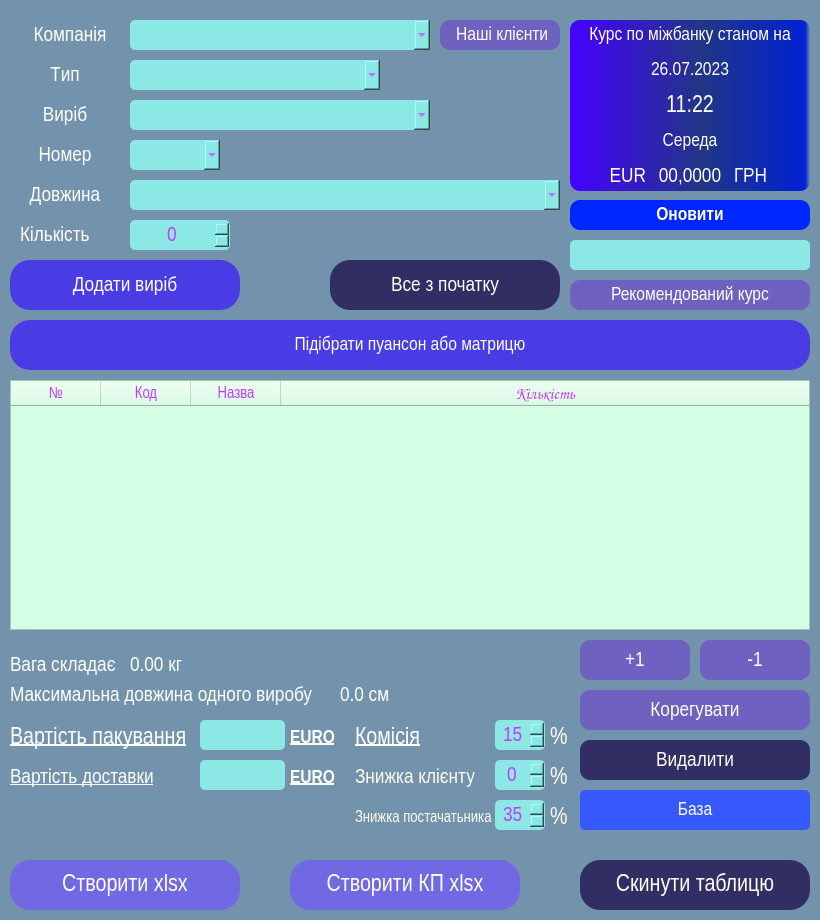
First picture: the form in BendingPriceCalc.ui, repository VitaliyBychevoy/BendingToolsPriceCalc, before the edit.
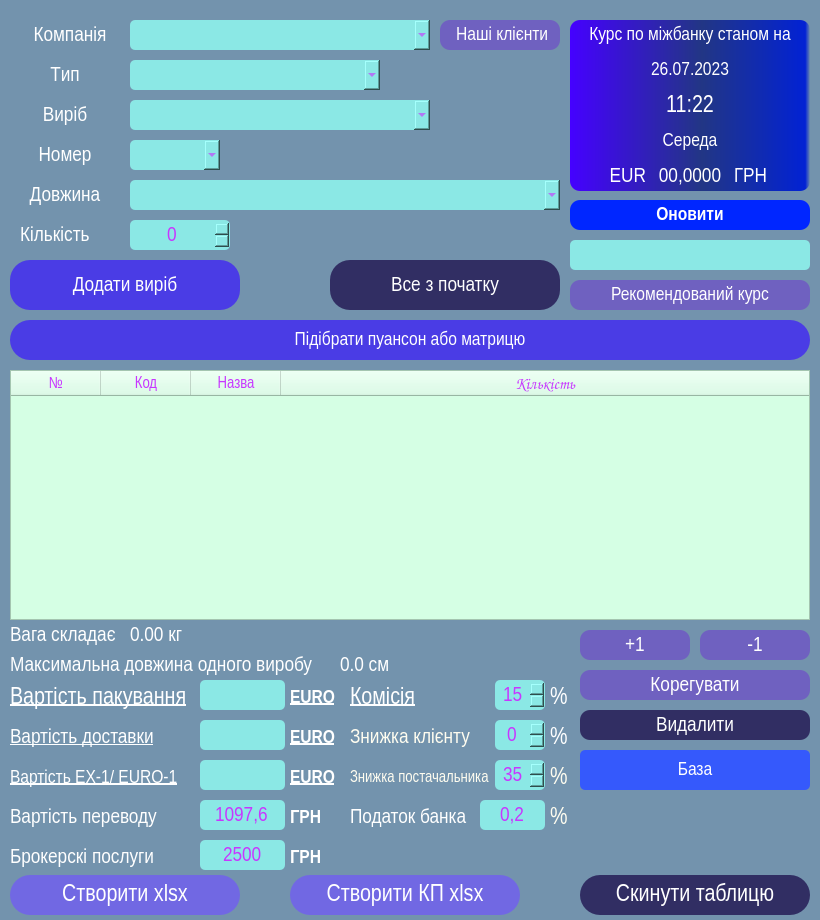
Second picture: the form after the edit.

The edit to the form file:
```diff
--- a/BendingPriceCalc.ui
+++ b/BendingPriceCalc.ui
@@ -459,7 +459,7 @@
     <property name="geometry">
      <rect>
       <x>10</x>
-      <y>380</y>
+      <y>370</y>
       <width>800</width>
       <height>250</height>
      </rect>
@@ -588,7 +588,7 @@
     <property name="geometry">
      <rect>
       <x>10</x>
-      <y>650</y>
+      <y>620</y>
       <width>110</width>
       <height>30</height>
      </rect>
@@ -611,7 +611,7 @@
     <property name="geometry">
      <rect>
       <x>130</x>
-      <y>650</y>
+      <y>620</y>
       <width>120</width>
       <height>30</height>
      </rect>
@@ -635,7 +635,7 @@
     <property name="geometry">
      <rect>
       <x>10</x>
-      <y>680</y>
+      <y>650</y>
       <width>320</width>
       <height>30</height>
      </rect>
@@ -658,7 +658,7 @@
     <property name="geometry">
      <rect>
       <x>340</x>
-      <y>680</y>
+      <y>650</y>
       <width>95</width>
       <height>30</height>
      </rect>
@@ -681,9 +681,9 @@
     <property name="geometry">
      <rect>
       <x>10</x>
-      <y>860</y>
+      <y>875</y>
       <width>230</width>
-      <height>50</height>
+      <height>40</height>
      </rect>
     </property>
     <property name="font">
@@ -711,9 +711,9 @@
     <property name="geometry">
      <rect>
       <x>580</x>
-      <y>860</y>
+      <y>875</y>
       <width>230</width>
-      <height>50</height>
+      <height>40</height>
      </rect>
     </property>
     <property name="font">
@@ -1033,8 +1033,8 @@
    <widget class="QLabel" name="comission_label">
     <property name="geometry">
      <rect>
-      <x>355</x>
-      <y>720</y>
+      <x>350</x>
+      <y>680</y>
       <width>80</width>
       <height>35</height>
      </rect>
@@ -1062,7 +1062,7 @@
     <property name="geometry">
      <rect>
       <x>495</x>
-      <y>720</y>
+      <y>680</y>
       <width>50</width>
       <height>30</height>
      </rect>
@@ -1105,7 +1105,7 @@
     <property name="geometry">
      <rect>
       <x>550</x>
-      <y>720</y>
+      <y>680</y>
       <width>20</width>
       <height>35</height>
      </rect>
@@ -1128,9 +1128,9 @@
     <property name="geometry">
      <rect>
       <x>290</x>
-      <y>860</y>
+      <y>875</y>
       <width>230</width>
-      <height>50</height>
+      <height>40</height>
      </rect>
     </property>
     <property name="font">
@@ -1160,7 +1160,7 @@
       <x>10</x>
       <y>320</y>
       <width>800</width>
-      <height>50</height>
+      <height>40</height>
      </rect>
     </property>
     <property name="font">
@@ -1201,7 +1201,7 @@
     <property name="geometry">
      <rect>
       <x>10</x>
-      <y>720</y>
+      <y>680</y>
       <width>180</width>
       <height>35</height>
      </rect>
@@ -1227,7 +1227,7 @@
     <property name="geometry">
      <rect>
       <x>10</x>
-      <y>760</y>
+      <y>720</y>
       <width>180</width>
       <height>35</height>
      </rect>
@@ -1253,7 +1253,7 @@
     <property name="geometry">
      <rect>
       <x>200</x>
-      <y>720</y>
+      <y>680</y>
       <width>85</width>
       <height>30</height>
      </rect>
@@ -1289,7 +1289,7 @@
     <property name="geometry">
      <rect>
       <x>200</x>
-      <y>760</y>
+      <y>720</y>
       <width>85</width>
       <height>30</height>
      </rect>
@@ -1325,7 +1325,7 @@
     <property name="geometry">
      <rect>
       <x>290</x>
-      <y>720</y>
+      <y>680</y>
       <width>60</width>
       <height>35</height>
      </rect>
@@ -1352,7 +1352,7 @@
     <property name="geometry">
      <rect>
       <x>290</x>
-      <y>760</y>
+      <y>720</y>
       <width>60</width>
       <height>35</height>
      </rect>
@@ -1378,7 +1378,7 @@
     <property name="geometry">
      <rect>
       <x>495</x>
-      <y>800</y>
+      <y>760</y>
       <width>50</width>
       <height>30</height>
      </rect>
@@ -1420,8 +1420,8 @@
    <widget class="QLabel" name="discount_label">
     <property name="geometry">
      <rect>
-      <x>355</x>
-      <y>800</y>
+      <x>350</x>
+      <y>760</y>
       <width>140</width>
       <height>35</height>
      </rect>
@@ -1437,14 +1437,14 @@
 color: rgb(255, 253, 240);</string>
     </property>
     <property name="text">
-     <string>Знижка постачатьника</string>
+     <string>Знижка постачальника</string>
     </property>
    </widget>
    <widget class="QLabel" name="percent_discount_label">
     <property name="geometry">
      <rect>
       <x>550</x>
-      <y>800</y>
+      <y>760</y>
       <width>20</width>
       <height>35</height>
      </rect>
@@ -1469,9 +1469,9 @@
     <property name="geometry">
      <rect>
       <x>580</x>
-      <y>640</y>
+      <y>630</y>
       <width>110</width>
-      <height>40</height>
+      <height>30</height>
      </rect>
     </property>
     <property name="font">
@@ -1502,9 +1502,9 @@
     <property name="geometry">
      <rect>
       <x>700</x>
-      <y>640</y>
+      <y>630</y>
       <width>110</width>
-      <height>40</height>
+      <height>30</height>
      </rect>
     </property>
     <property name="font">
@@ -1532,9 +1532,9 @@
     <property name="geometry">
      <rect>
       <x>580</x>
-      <y>690</y>
+      <y>670</y>
       <width>230</width>
-      <height>40</height>
+      <height>30</height>
      </rect>
     </property>
     <property name="font">
@@ -1565,7 +1565,7 @@
     <property name="geometry">
      <rect>
       <x>580</x>
-      <y>790</y>
+      <y>750</y>
       <width>230</width>
       <height>40</height>
      </rect>
@@ -1595,9 +1595,9 @@
     <property name="geometry">
      <rect>
       <x>580</x>
-      <y>740</y>
+      <y>710</y>
       <width>230</width>
-      <height>40</height>
+      <height>30</height>
      </rect>
     </property>
     <property name="font">
@@ -1699,8 +1699,8 @@
    <widget class="QLabel" name="discount_customer_label">
     <property name="geometry">
      <rect>
-      <x>355</x>
-      <y>760</y>
+      <x>350</x>
+      <y>720</y>
       <width>140</width>
       <height>35</height>
      </rect>
@@ -1723,7 +1723,7 @@
     <property name="geometry">
      <rect>
       <x>495</x>
-      <y>760</y>
+      <y>720</y>
       <width>50</width>
       <height>30</height>
      </rect>
@@ -1766,7 +1766,7 @@
     <property name="geometry">
      <rect>
       <x>550</x>
-      <y>760</y>
+      <y>720</y>
       <width>20</width>
       <height>35</height>
      </rect>
@@ -1785,6 +1785,366 @@
      <string>%</string>
     </property>
    </widget>
+   <widget class="QLabel" name="delivery_document_euro_label">
+    <property name="geometry">
+     <rect>
+      <x>290</x>
+      <y>760</y>
+      <width>60</width>
+      <height>35</height>
+     </rect>
+    </property>
+    <property name="font">
+     <font>
+      <family>Arial Narrow</family>
+      <pointsize>14</pointsize>
+      <weight>75</weight>
+      <bold>true</bold>
+      <underline>true</underline>
+     </font>
+    </property>
+    <property name="styleSheet">
+     <string notr="true">background-color: qlineargradient(spread:pad, x1:0, y1:0, x2:1, y2:0, stop:0 rgba(0, 0, 0, 0), stop:1 rgba(255, 255, 255, 0));
+color:rgb(255, 255, 255);</string>
+    </property>
+    <property name="text">
+     <string>EURO</string>
+    </property>
+   </widget>
+   <widget class="QLineEdit" name="delivery_document_value">
+    <property name="geometry">
+     <rect>
+      <x>200</x>
+      <y>760</y>
+      <width>85</width>
+      <height>30</height>
+     </rect>
+    </property>
+    <property name="font">
+     <font>
+      <family>Arial Narrow</family>
+      <pointsize>16</pointsize>
+     </font>
+    </property>
+    <property name="styleSheet">
+     <string notr="true">QLineEdit{
+	background-color:#8BE8E5;
+	color: rgb(199, 55, 255);
+	border: 1px  rgb(237, 255, 152);
+border-radius: 5px;
+}
+QLineEdit:hover {
+	border: 3px solid rgb(2, 35, 255);
+}
+QLineEdit:focus {
+	border: 3px solid rgb(0, 255, 162);
+}</string>
+    </property>
+    <property name="locale">
+     <locale language="Ukrainian" country="Ukraine"/>
+    </property>
+    <property name="alignment">
+     <set>Qt::AlignCenter</set>
+    </property>
+   </widget>
+   <widget class="QLabel" name="delivery_document_label">
+    <property name="geometry">
+     <rect>
+      <x>10</x>
+      <y>760</y>
+      <width>180</width>
+      <height>35</height>
+     </rect>
+    </property>
+    <property name="font">
+     <font>
+      <family>Arial Narrow</family>
+      <pointsize>14</pointsize>
+      <weight>50</weight>
+      <bold>false</bold>
+      <underline>true</underline>
+     </font>
+    </property>
+    <property name="styleSheet">
+     <string notr="true">background-color: qlineargradient(spread:pad, x1:0, y1:0, x2:1, y2:0, stop:0 rgba(0, 0, 0, 0), stop:1 rgba(255, 255, 255, 0));
+color:rgb(255, 255, 255);</string>
+    </property>
+    <property name="text">
+     <string>Вартість EX-1/ EURO-1</string>
+    </property>
+   </widget>
+   <widget class="QLabel" name="bank_tax_label">
+    <property name="geometry">
+     <rect>
+      <x>350</x>
+      <y>800</y>
+      <width>130</width>
+      <height>35</height>
+     </rect>
+    </property>
+    <property name="font">
+     <font>
+      <family>Arial Narrow</family>
+      <pointsize>16</pointsize>
+      <weight>50</weight>
+      <bold>false</bold>
+      <underline>false</underline>
+     </font>
+    </property>
+    <property name="styleSheet">
+     <string notr="true">background-color: qlineargradient(spread:pad, x1:0, y1:0, x2:1, y2:0, stop:0 rgba(0, 0, 0, 0), stop:1 rgba(255, 255, 255, 0));
+color:rgb(255, 255, 255);</string>
+    </property>
+    <property name="text">
+     <string>Податок банка</string>
+    </property>
+   </widget>
+   <widget class="QLineEdit" name="bank_tax_value">
+    <property name="geometry">
+     <rect>
+      <x>480</x>
+      <y>800</y>
+      <width>65</width>
+      <height>30</height>
+     </rect>
+    </property>
+    <property name="font">
+     <font>
+      <family>Arial Narrow</family>
+      <pointsize>16</pointsize>
+     </font>
+    </property>
+    <property name="styleSheet">
+     <string notr="true">QLineEdit{
+	background-color:#8BE8E5;
+	color: rgb(199, 55, 255);
+	border: 1px  rgb(237, 255, 152);
+border-radius: 5px;
+}
+QLineEdit:hover {
+	border: 3px solid rgb(2, 35, 255);
+}
+QLineEdit:focus {
+	border: 3px solid rgb(0, 255, 162);
+}</string>
+    </property>
+    <property name="locale">
+     <locale language="Ukrainian" country="Ukraine"/>
+    </property>
+    <property name="text">
+     <string>0,2</string>
+    </property>
+    <property name="alignment">
+     <set>Qt::AlignCenter</set>
+    </property>
+   </widget>
+   <widget class="QLabel" name="percent_bank_tax_label">
+    <property name="geometry">
+     <rect>
+      <x>550</x>
+      <y>800</y>
+      <width>20</width>
+      <height>35</height>
+     </rect>
+    </property>
+    <property name="font">
+     <font>
+      <family>Arial Narrow</family>
+      <pointsize>18</pointsize>
+      <weight>50</weight>
+      <bold>false</bold>
+     </font>
+    </property>
+    <property name="styleSheet">
+     <string notr="true">background-color: qlineargradient(spread:pad, x1:0, y1:0, x2:1, y2:0, stop:0 rgba(0, 0, 0, 0), stop:1 rgba(255, 255, 255, 0));
+color: rgb(255, 253, 240);</string>
+    </property>
+    <property name="text">
+     <string>%</string>
+    </property>
+   </widget>
+   <widget class="QLabel" name="transaction_label">
+    <property name="geometry">
+     <rect>
+      <x>10</x>
+      <y>800</y>
+      <width>160</width>
+      <height>35</height>
+     </rect>
+    </property>
+    <property name="font">
+     <font>
+      <family>Arial Narrow</family>
+      <pointsize>16</pointsize>
+      <weight>50</weight>
+      <bold>false</bold>
+      <underline>false</underline>
+     </font>
+    </property>
+    <property name="styleSheet">
+     <string notr="true">background-color: qlineargradient(spread:pad, x1:0, y1:0, x2:1, y2:0, stop:0 rgba(0, 0, 0, 0), stop:1 rgba(255, 255, 255, 0));
+color:rgb(255, 255, 255);</string>
+    </property>
+    <property name="text">
+     <string>Вартість переводу</string>
+    </property>
+   </widget>
+   <widget class="QLineEdit" name="transaction_value">
+    <property name="geometry">
+     <rect>
+      <x>200</x>
+      <y>800</y>
+      <width>85</width>
+      <height>30</height>
+     </rect>
+    </property>
+    <property name="font">
+     <font>
+      <family>Arial Narrow</family>
+      <pointsize>16</pointsize>
+     </font>
+    </property>
+    <property name="styleSheet">
+     <string notr="true">QLineEdit{
+	background-color:#8BE8E5;
+	color: rgb(199, 55, 255);
+	border: 1px  rgb(237, 255, 152);
+border-radius: 5px;
+}
+QLineEdit:hover {
+	border: 3px solid rgb(2, 35, 255);
+}
+QLineEdit:focus {
+	border: 3px solid rgb(0, 255, 162);
+}</string>
+    </property>
+    <property name="locale">
+     <locale language="Ukrainian" country="Ukraine"/>
+    </property>
+    <property name="text">
+     <string>1097,6</string>
+    </property>
+    <property name="alignment">
+     <set>Qt::AlignCenter</set>
+    </property>
+   </widget>
+   <widget class="QLabel" name="transaction_uah_label">
+    <property name="geometry">
+     <rect>
+      <x>290</x>
+      <y>800</y>
+      <width>40</width>
+      <height>35</height>
+     </rect>
+    </property>
+    <property name="font">
+     <font>
+      <family>Arial Narrow</family>
+      <pointsize>14</pointsize>
+      <weight>75</weight>
+      <bold>true</bold>
+      <underline>false</underline>
+     </font>
+    </property>
+    <property name="styleSheet">
+     <string notr="true">background-color: qlineargradient(spread:pad, x1:0, y1:0, x2:1, y2:0, stop:0 rgba(0, 0, 0, 0), stop:1 rgba(255, 255, 255, 0));
+color:rgb(255, 255, 255);</string>
+    </property>
+    <property name="text">
+     <string>ГРН</string>
+    </property>
+   </widget>
+   <widget class="QLabel" name="brokerage_services_label">
+    <property name="geometry">
+     <rect>
+      <x>10</x>
+      <y>840</y>
+      <width>160</width>
+      <height>35</height>
+     </rect>
+    </property>
+    <property name="font">
+     <font>
+      <family>Arial Narrow</family>
+      <pointsize>16</pointsize>
+      <weight>50</weight>
+      <bold>false</bold>
+      <underline>false</underline>
+     </font>
+    </property>
+    <property name="styleSheet">
+     <string notr="true">background-color: qlineargradient(spread:pad, x1:0, y1:0, x2:1, y2:0, stop:0 rgba(0, 0, 0, 0), stop:1 rgba(255, 255, 255, 0));
+color:rgb(255, 255, 255);</string>
+    </property>
+    <property name="text">
+     <string>Брокерскі послуги</string>
+    </property>
+   </widget>
+   <widget class="QLineEdit" name="brokerage_services_value">
+    <property name="geometry">
+     <rect>
+      <x>200</x>
+      <y>840</y>
+      <width>85</width>
+      <height>30</height>
+     </rect>
+    </property>
+    <property name="font">
+     <font>
+      <family>Arial Narrow</family>
+      <pointsize>16</pointsize>
+     </font>
+    </property>
+    <property name="styleSheet">
+     <string notr="true">QLineEdit{
+	background-color:#8BE8E5;
+	color: rgb(199, 55, 255);
+	border: 1px  rgb(237, 255, 152);
+border-radius: 5px;
+}
+QLineEdit:hover {
+	border: 3px solid rgb(2, 35, 255);
+}
+QLineEdit:focus {
+	border: 3px solid rgb(0, 255, 162);
+}</string>
+    </property>
+    <property name="locale">
+     <locale language="Ukrainian" country="Ukraine"/>
+    </property>
+    <property name="text">
+     <string>2500</string>
+    </property>
+    <property name="alignment">
+     <set>Qt::AlignCenter</set>
+    </property>
+   </widget>
+   <widget class="QLabel" name="brokerage_services_uah_label">
+    <property name="geometry">
+     <rect>
+      <x>290</x>
+      <y>840</y>
+      <width>40</width>
+      <height>35</height>
+     </rect>
+    </property>
+    <property name="font">
+     <font>
+      <family>Arial Narrow</family>
+      <pointsize>14</pointsize>
+      <weight>75</weight>
+      <bold>true</bold>
+      <underline>false</underline>
+     </font>
+    </property>
+    <property name="styleSheet">
+     <string notr="true">background-color: qlineargradient(spread:pad, x1:0, y1:0, x2:1, y2:0, stop:0 rgba(0, 0, 0, 0), stop:1 rgba(255, 255, 255, 0));
+color:rgb(255, 255, 255);</string>
+    </property>
+    <property name="text">
+     <string>ГРН</string>
+    </property>
+   </widget>
   </widget>
  </widget>
  <resources/>
```
